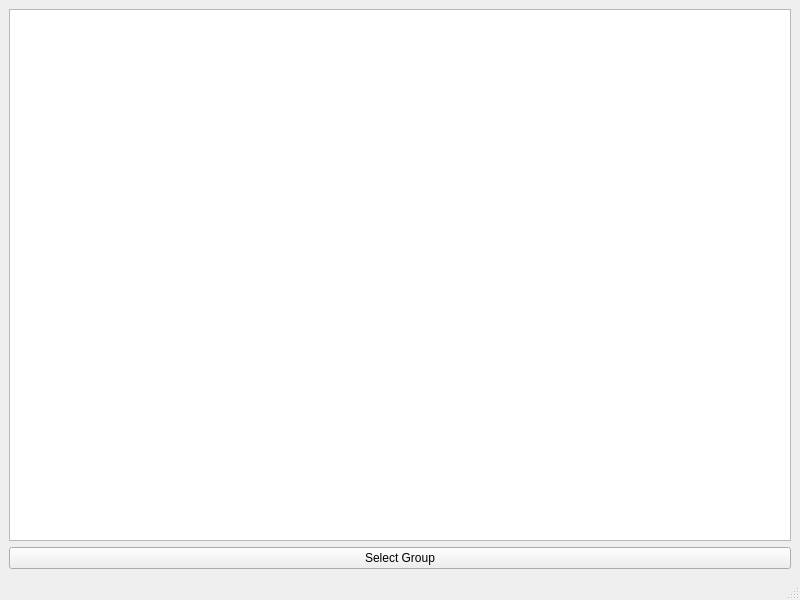
Above: mainwindow.ui from NuiDom/GridLib before the change. Below: the same form after it.
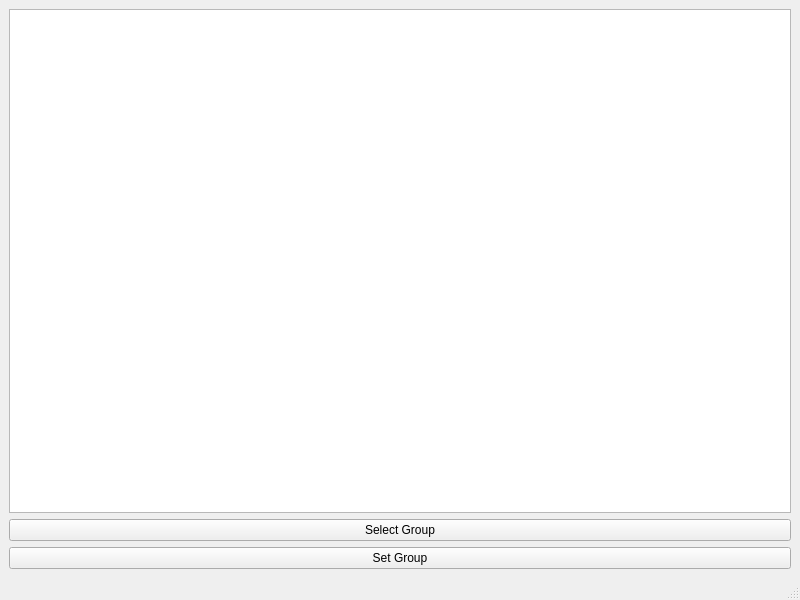
That is the form after the change.

Commit message: Selection area to clear not working

The edit to the form file:
```diff
--- a/mainwindow.ui
+++ b/mainwindow.ui
@@ -18,13 +18,20 @@
     <item row="0" column="0">
      <widget class="QGraphicsView" name="graphicsView"/>
     </item>
-    <item row="1" column="0">
+    <item row="2" column="0">
      <widget class="QPushButton" name="pushButton_selectGroup">
       <property name="text">
        <string>Select Group</string>
       </property>
      </widget>
     </item>
+    <item row="3" column="0">
+     <widget class="QPushButton" name="pushButton_setGroup">
+      <property name="text">
+       <string>Set Group</string>
+      </property>
+     </widget>
+    </item>
    </layout>
   </widget>
   <widget class="QMenuBar" name="menubar">
```
The commit also changes 2 other files.
